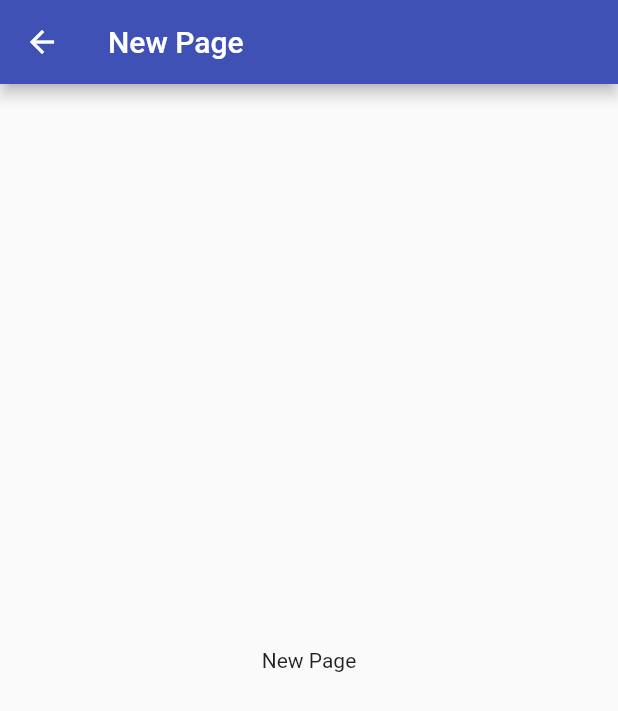
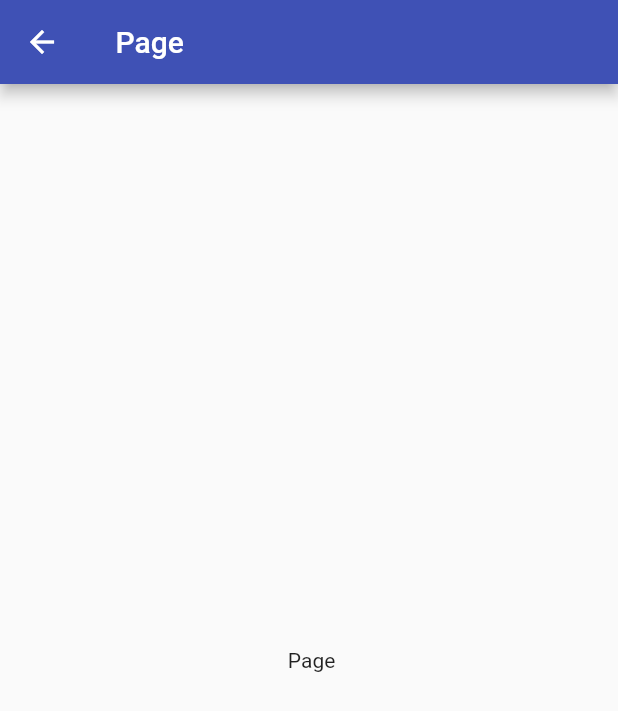
Before and after one commit to Minor-lazer/YOurHOme, a Flutter app: the screen it shows after launch, in the side drawer, after a tap on "My profile", on a phone screen of 412 x 824 dp. Shown: the top 711 px of the screen. Run offline on Flutter 3.47's test engine with Material 2 defaults, Android fonts, the phone set to English and light mode, and no system bars.

```diff
--- a/lib/main.dart
+++ b/lib/main.dart
@@ -18,9 +18,9 @@ class Yoho extends StatelessWidget{
 
 Widget build (BuildContext context)
 {
-  return new MaterialApp(
+  return  MaterialApp(
   debugShowCheckedModeBanner: false,
-  theme:new ThemeData (primarySwatch:Colors.indigo),
+  theme: ThemeData (primarySwatch:Colors.indigo),
 
   home:HomePage(),
 
@@ -35,10 +35,10 @@ class HomePage extends StatelessWidget {
 Widget build(BuildContext context)
 {
 
-  return new  Scaffold(
-    appBar : new AppBar(
+  return   Scaffold(
+    appBar :  AppBar(
       centerTitle: true,
-      title:new Text('YoHo',textAlign:TextAlign.center),
+      title: Text('YoHo',textAlign:TextAlign.center),
 
 
     elevation:defaultTargetPlatform == TargetPlatform.android ? 5.0:0.0,
@@ -76,61 +76,61 @@ Widget build(BuildContext context)
     ),
 
    //Drawer codes starts here
-    drawer:new Drawer(
-      child:new ListView(
+    drawer: Drawer(
+      child: ListView(
         children:<Widget> [
-          new UserAccountsDrawerHeader(
-            accountName: new Text(' Masum Ahmed '),
-            accountEmail: new Text('radians86@yahoo.in'),
-            currentAccountPicture:new CircleAvatar(
+           UserAccountsDrawerHeader(
+            accountName:  Text(' Masum Ahmed '),
+            accountEmail:  Text('radians86@yahoo.in'),
+            currentAccountPicture: CircleAvatar(
 
             backgroundColor:Colors.white,
-            child:new Text('P'),
+            child: Text('P'),
             ),
           ),
 
-          new ListTile(
+           ListTile(
            leading:IconButton(icon: Icon(Icons.account_circle,color:Colors.indigo,size:30.0), onPressed: null) ,
            title: Text("My profile",style: TextStyle(color:Colors.indigo,fontSize: 20.0),),
 
             //Page routing
             onTap:(){
                  Navigator.of(context).pop();
-                 Navigator.of(context).push(new MaterialPageRoute( builder:(BuildContext context) => new NewPage ()));
+                 Navigator.of(context).push( MaterialPageRoute( builder:(BuildContext context) =>  Page ()));
 
                 }
           ),
-          new ListTile(
+           ListTile(
            leading:IconButton(icon: Icon(Icons.info,color:Colors.indigo,size:30.0), onPressed: null) ,
            title: Text("About us",style: TextStyle(color:Colors.indigo,fontSize: 20.0),),
 
             onTap:(){
                  Navigator.of(context).pop();
-                 Navigator.of(context).push(new MaterialPageRoute( builder:(BuildContext context) => new NewPage ()));
+                 Navigator.of(context).push( MaterialPageRoute( builder:(BuildContext context) =>  Page ()));
 
                 }
 
           ),
 
-          new ListTile(
+           ListTile(
             leading:IconButton(icon: Icon(Icons.call,color:Colors.indigo,size:30.0), onPressed: null) ,
            title: Text("Contact us",style: TextStyle(color:Colors.indigo,fontSize: 20.0),),
 
             onTap:(){
                  Navigator.of(context).pop();
-                 Navigator.of(context).push(new MaterialPageRoute( builder:(BuildContext context) => new NewPage ()));
+                 Navigator.of(context).push( MaterialPageRoute( builder:(BuildContext context) =>  Page ()));
 
                 }
 
 
           ),
 
-          new ListTile(
+           ListTile(
             leading:IconButton(icon: Icon(Icons.share,color:Colors.indigo,size:30.0), onPressed: null) ,
            title: Text("Share",style: TextStyle(color:Colors.indigo,fontSize: 20.0),),
           ),
 
-         new ListTile(
+          ListTile(
             leading:IconButton(icon: Icon(Icons.exit_to_app,color:Colors.indigo,size:30.0), onPressed: null) ,
            title: Text("Sign out",style: TextStyle(color:Colors.indigo,fontSize: 20.0),
           ),
@@ -151,7 +151,7 @@ Widget build(BuildContext context)
          SizedBox(height:20.0),
 
 
-          Image.asset('assets/images/yoho_pg.jpg' ,width: 400.0, height: 100.0),
+          // Image.asset('assets/images/yoho_pg.jpg' ,width: 400.0, height: 100.0),
 
 
 
@@ -221,18 +221,18 @@ Row(children: <Widget>[
 }
 }
 
-//New page starts here
-class NewPage extends StatelessWidget
+// page starts here
+class Page extends StatelessWidget
 {
-  final String title='new';
+  final String title='';
   @override
   Widget build (BuildContext context){
-    return new Scaffold(
-      appBar:new AppBar(
-        title:new Text("New Page"),
+    return  Scaffold(
+      appBar: AppBar(
+        title: Text(" Page"),
       ),
-      body:new Center(
-        child:new Text("New Page"),
+      body: Center(
+        child: Text(" Page"),
 
       )
     );
--- a/pubspec.yaml
+++ b/pubspec.yaml
@@ -24,6 +24,7 @@ dependencies:
   # Use with the CupertinoIcons class for iOS style icons.
   cupertino_icons: ^0.1.2
   flutter_svg: ^0.17.1
+  splashscreen: any
 
 dev_dependencies:
   flutter_test:
```
Also changed, not shown: assets/images/yoho.png (added), pubspec.lock, 27 other files.
